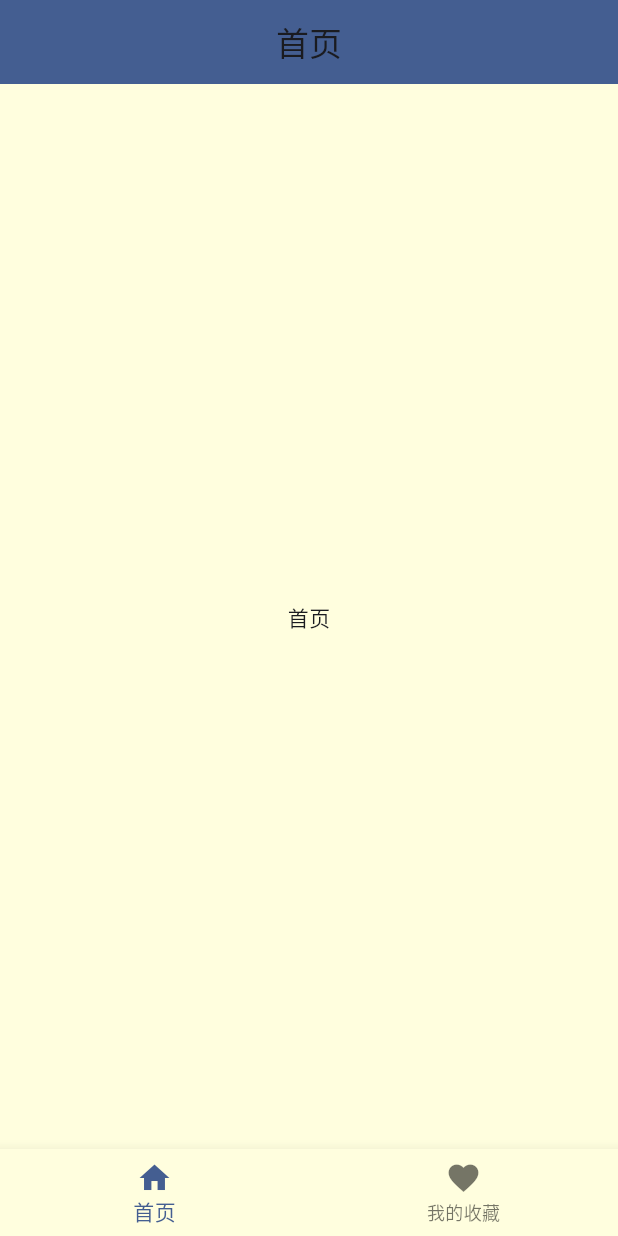
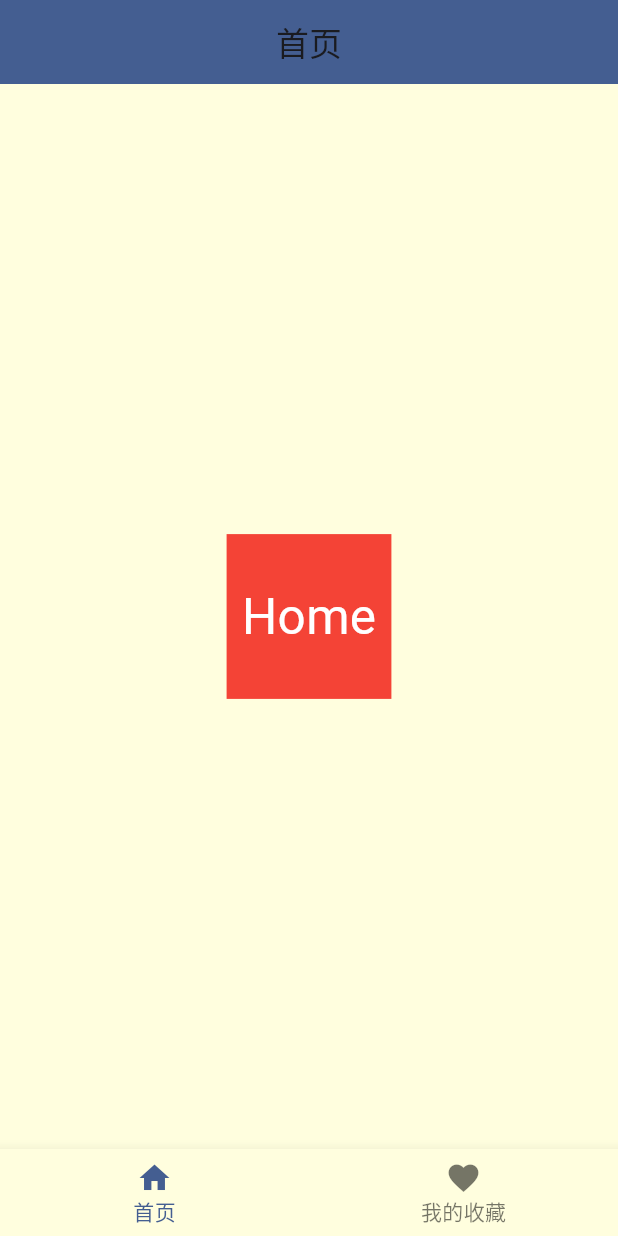
Before and after one commit to yuunik/food_court, a Flutter app: the screen it shows after launch, on a phone screen of 412 x 824 dp. Run offline on Flutter 3.47's test engine with Material 3 defaults, Android fonts, the light colour scheme and no system bars.

Commit message:
feat: 屏幕适配完成。

```diff
--- a/lib/app.dart
+++ b/lib/app.dart
@@ -1,12 +1,15 @@
 import 'package:flutter/material.dart';
 import 'package:food_court/ui/shared/app_theme.dart';
 import 'package:food_court/core/router/router.dart';
+import 'package:food_court/ui/shared/size_fit.dart';
 
 class App extends StatelessWidget {
   const App({super.key});
 
   @override
   Widget build(BuildContext context) {
+    // 设备信息初始化
+    SizeFit.initialize(context);
     return MaterialApp(
       title: "Food Court",
       theme: AppTheme.normalTheme,
--- /dev/null
+++ b/lib/core/extension/double_fit.dart
@@ -0,0 +1,10 @@
+import 'package:food_court/ui/shared/size_fit.dart';
+
+/// double 单位适配扩展
+extension DoubleFit on double {
+  // px适配
+  double get px => this * SizeFit.px;
+
+  // rpx适配
+  double get rpx => this * SizeFit.rpx;
+}
--- /dev/null
+++ b/lib/core/extension/int_fit.dart
@@ -0,0 +1,9 @@
+import 'package:food_court/ui/shared/size_fit.dart';
+
+/// int 单位适配扩展
+extension IntFit on int {
+  // px适配
+  double get px => toDouble() * SizeFit.px;
+  // rpx适配
+  double get rpx => toDouble() * SizeFit.rpx;
+}
--- a/lib/ui/pages/favorite/favorite.dart
+++ b/lib/ui/pages/favorite/favorite.dart
@@ -12,8 +12,9 @@ class MyFavorite extends StatelessWidget {
       appBar: AppBar(
         title: const Text("我的收藏"),
         centerTitle: true,
-        backgroundColor: Theme.of(context).colorScheme.inversePrimary,
+        backgroundColor: Theme.of(context).colorScheme.primary,
       ),
+      backgroundColor: Theme.of(context).canvasColor,
       body: const Center(
         child: Text("我的收藏"),
       ),
--- a/lib/ui/pages/home/home.dart
+++ b/lib/ui/pages/home/home.dart
@@ -1,4 +1,7 @@
 import 'package:flutter/material.dart';
+
+import 'package:food_court/core/extension/double_fit.dart';
+import 'package:food_court/core/extension/int_fit.dart';
 
 class HomePage extends StatelessWidget {
   // 路由名称
@@ -15,8 +18,21 @@ class HomePage extends StatelessWidget {
         backgroundColor: Theme.of(context).colorScheme.primary,
       ),
       backgroundColor: Theme.of(context).canvasColor,
-      body: const Center(
-        child: Text("首页"),
+      body: Center(
+        child: Container(
+          width: 200.rpx,
+          height: 200.0.rpx,
+          color: Colors.red,
+          child: Center(
+            child: Text(
+              "Home",
+              style: TextStyle(
+                color: Colors.white,
+                fontSize: 30.px
+              ),
+            ),
+          ),
+        )
       )
     );
   }
--- a/lib/ui/pages/main/main.dart
+++ b/lib/ui/pages/main/main.dart
@@ -1,5 +1,6 @@
 import 'package:flutter/material.dart';
 import 'package:food_court/ui/pages/main/initalize_items.dart';
+import 'package:food_court/ui/shared/app_theme.dart';
 
 class MainConfig extends StatefulWidget {
   // 路由名称
@@ -23,6 +24,8 @@ class _MainConfigState extends State<MainConfig> {
       ),
       bottomNavigationBar: BottomNavigationBar(
         currentIndex: _currentIndex,
+        selectedFontSize: AppTheme.bottomNavigationBarTextSize,
+        unselectedFontSize: AppTheme.bottomNavigationBarTextSize,
         items: bottomNavigationBarItemList,
         onTap: (index) => setState(() {
           _currentIndex = index;
--- a/lib/ui/shared/app_theme.dart
+++ b/lib/ui/shared/app_theme.dart
@@ -4,6 +4,7 @@ import 'package:flutter/material.dart';
 class AppTheme {
   // 文本大小配置
   static const double bodyTextSize = 14;
+  static const double bottomNavigationBarTextSize = 14;
   static const double smallTextSize = 16;
   static const double normalTextSize = 20;
   static const double largeTextSize = 24;
--- /dev/null
+++ b/lib/ui/shared/size_fit.dart
@@ -0,0 +1,34 @@
+import 'dart:ui';
+
+import 'package:flutter/material.dart';
+
+class SizeFit {
+  static late double physicalWidth;
+  static late double physicalHeight;
+  static late double screenWidth;
+  static late double screenHeight;
+  static late double devicePixelRatio;
+  static late double statusBarHeight;
+  static late double rpx;
+  static late double px;
+
+  // 初始化
+  static initialize(BuildContext context, {double standardWidth = 750}) {
+    // 获取设备信息
+    final FlutterView deviceInfo = View.of(context);
+    devicePixelRatio = deviceInfo.devicePixelRatio;
+    physicalWidth = deviceInfo.physicalSize.width;
+    physicalHeight = deviceInfo.physicalSize.height;
+    screenWidth = physicalWidth / devicePixelRatio;
+    screenHeight = physicalHeight / devicePixelRatio;
+    statusBarHeight = deviceInfo.padding.top;
+    // 设置 rpx
+    rpx = screenWidth / standardWidth;
+    px = rpx * 2;
+  }
+
+  // 设置rpx
+  static setRpx(double size) => rpx * size;
+  // 设置px
+  static setPx(double size) => px * size;
+}
--- a/pubspec.yaml
+++ b/pubspec.yaml
@@ -35,6 +35,7 @@ dependencies:
   # The following adds the Cupertino Icons font to your application.
   # Use with the CupertinoIcons class for iOS style icons.
   cupertino_icons: ^1.0.8
+  dio: ^5.7.0
 
 dev_dependencies:
   flutter_test:
```
Also changed, not shown: pubspec.lock.
